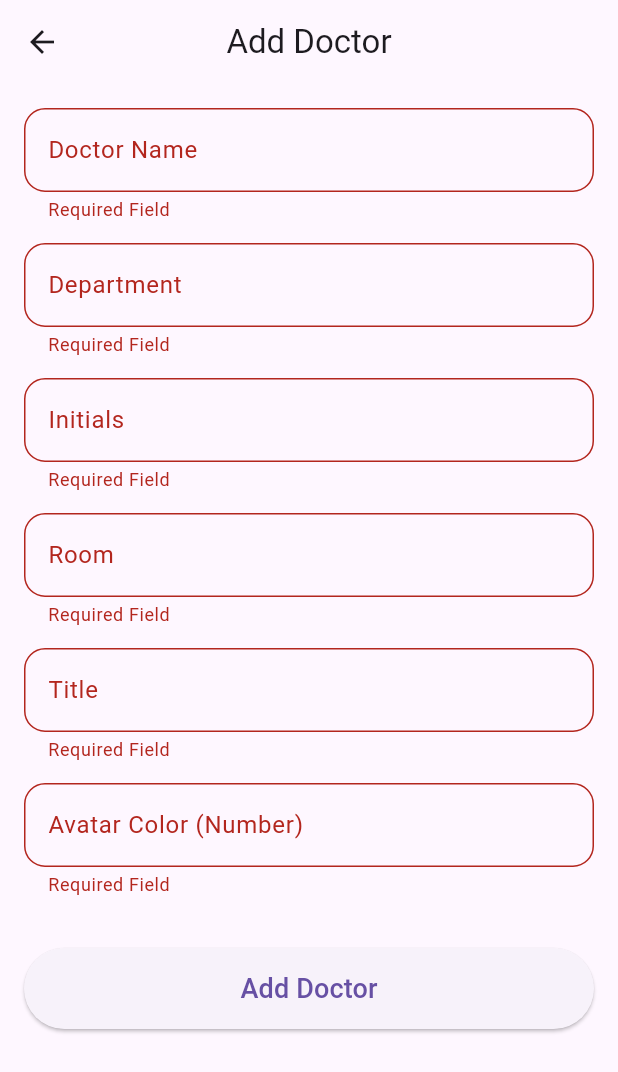
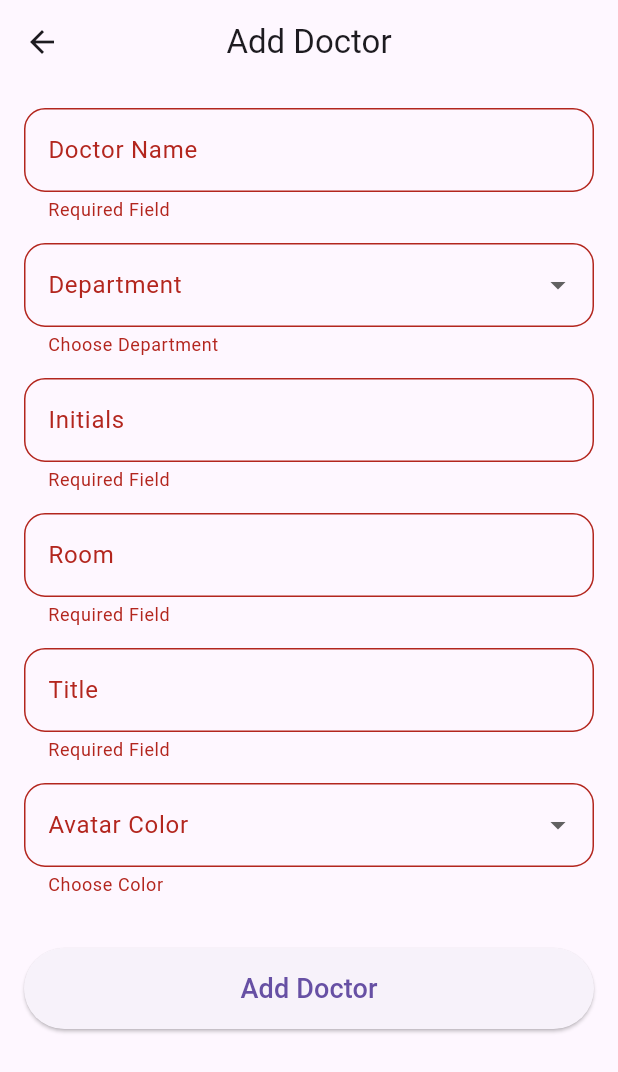
Before and after one commit to mohamed-Ihab55/campus_ai, a Flutter app: the DashboardScreen screen opened by its route, after a tap on "Add Doctor", on a phone screen of 412 x 824 dp. Shown: the top 1072 px of the screen. Run offline on Flutter 3.47's test engine with Material 3 defaults, Android fonts, the phone set to English and light mode, and no system bars; our stand-ins replace bloc, cloud_firestore, dio, equatable, firebase_core, flutter_bloc and 6 more; accounts and stored records are empty.

Commit message:
edit avatar color of doctors
Co-authored-by: Copilot <copilot@github.com>

```diff
--- a/lib/features/dashboard_screen/presentation/view/dashboard_screen.dart
+++ b/lib/features/dashboard_screen/presentation/view/dashboard_screen.dart
@@ -16,16 +16,38 @@ class _DashboardScreenState extends State<DashboardScreen> {
   final _formKey = GlobalKey<FormState>();
 
   final TextEditingController nameController = TextEditingController();
-  final TextEditingController departmentController = TextEditingController();
+
   final TextEditingController initialsController = TextEditingController();
+
   final TextEditingController roomController = TextEditingController();
+
   final TextEditingController titleController = TextEditingController();
-  final TextEditingController avatarColorController = TextEditingController();
 
   bool isLoading = false;
 
+  String? selectedDepartment;
+  int? selectedColor;
+
+  final List<String> departments = [
+    "CS",
+    "Mathematics",
+    "Statistics",
+    "Physics",
+    "Chemistry",
+  ];
+
+  final Map<String, Color> avatarColors = {
+    "CS": const Color(0xFF2196F3),
+    "Mathematics": const Color(0xff000B58),
+    "Statistics": const Color(0xFFE91E63),
+    "Physics": const Color(0xff006A67),
+    "Chemistry": const Color(0xffFF9F00),
+  };
+
   Future<void> addDoctor() async {
-    if (!_formKey.currentState!.validate()) return;
+    if (!_formKey.currentState!.validate()) {
+      return;
+    }
 
     setState(() {
       isLoading = true;
@@ -34,11 +56,11 @@ class _DashboardScreenState extends State<DashboardScreen> {
     try {
       await doctors.add({
         'name': nameController.text.trim(),
-        'department': departmentController.text.trim(),
+        'department': selectedDepartment,
         'initials': initialsController.text.trim(),
         'room': roomController.text.trim(),
         'title': titleController.text.trim(),
-        'avatarColor': int.parse(avatarColorController.text.trim()),
+        'avatarColor': selectedColor,
       });
 
       ScaffoldMessenger.of(context).showSnackBar(
@@ -46,11 +68,14 @@ class _DashboardScreenState extends State<DashboardScreen> {
       );
 
       nameController.clear();
-      departmentController.clear();
       initialsController.clear();
       roomController.clear();
       titleController.clear();
-      avatarColorController.clear();
+
+      setState(() {
+        selectedDepartment = null;
+        selectedColor = null;
+      });
     } catch (e) {
       ScaffoldMessenger.of(
         context,
@@ -65,13 +90,11 @@ class _DashboardScreenState extends State<DashboardScreen> {
   Widget buildField({
     required String label,
     required TextEditingController controller,
-    TextInputType type = TextInputType.text,
   }) {
     return Padding(
       padding: const EdgeInsets.only(bottom: 14),
       child: TextFormField(
         controller: controller,
-        keyboardType: type,
         validator: (value) {
           if (value == null || value.trim().isEmpty) {
             return "Required Field";
@@ -86,14 +109,78 @@ class _DashboardScreenState extends State<DashboardScreen> {
     );
   }
 
+  Widget buildDropdownDepartment() {
+    return Padding(
+      padding: const EdgeInsets.only(bottom: 14),
+      child: DropdownButtonFormField<String>(
+        value: selectedDepartment, // ✅ بدل initialValue
+        decoration: InputDecoration(
+          labelText: "Department",
+          border: OutlineInputBorder(borderRadius: BorderRadius.circular(14)),
+        ),
+        items: departments.map((dept) {
+          return DropdownMenuItem<String>(value: dept, child: Text(dept));
+        }).toList(),
+        onChanged: (value) {
+          setState(() {
+            selectedDepartment = value;
+
+            // ✅ يحدد اللون تلقائيًا
+            selectedColor = avatarColors[value]?.toARGB32();
+          });
+        },
+        validator: (value) {
+          if (value == null) {
+            return "Choose Department";
+          }
+          return null;
+        },
+      ),
+    );
+  }
+
+  Widget buildDropdownColor() {
+    return Padding(
+      padding: const EdgeInsets.only(bottom: 14),
+      child: DropdownButtonFormField<int>(
+        value: selectedColor, // ✅ بدل initialValue
+        decoration: InputDecoration(
+          labelText: "Avatar Color",
+          border: OutlineInputBorder(borderRadius: BorderRadius.circular(14)),
+        ),
+        items: avatarColors.entries.map((entry) {
+          return DropdownMenuItem<int>(
+            value: entry.value.toARGB32(),
+            child: Row(
+              children: [
+                CircleAvatar(radius: 8, backgroundColor: entry.value),
+                const SizedBox(width: 10),
+                Text(entry.key),
+              ],
+            ),
+          );
+        }).toList(),
+        onChanged: (value) {
+          setState(() {
+            selectedColor = value;
+          });
+        },
+        validator: (value) {
+          if (value == null) {
+            return "Choose Color";
+          }
+          return null;
+        },
+      ),
+    );
+  }
+
   @override
   void dispose() {
     nameController.dispose();
-    departmentController.dispose();
     initialsController.dispose();
     roomController.dispose();
     titleController.dispose();
-    avatarColorController.dispose();
     super.dispose();
   }
 
@@ -108,15 +195,11 @@ class _DashboardScreenState extends State<DashboardScreen> {
           child: ListView(
             children: [
               buildField(label: "Doctor Name", controller: nameController),
-              buildField(label: "Department", controller: departmentController),
+              buildDropdownDepartment(),
               buildField(label: "Initials", controller: initialsController),
               buildField(label: "Room", controller: roomController),
               buildField(label: "Title", controller: titleController),
-              buildField(
-                label: "Avatar Color (Number)",
-                controller: avatarColorController,
-                type: TextInputType.number,
-              ),
+              buildDropdownColor(),
               const SizedBox(height: 20),
               ElevatedButton(
                 onPressed: isLoading ? null : addDoctor,
--- a/lib/main.dart
+++ b/lib/main.dart
@@ -1,6 +1,7 @@
 import 'package:campus_ai/app.dart';
 import 'package:campus_ai/core/utils/constants.dart';
 import 'package:campus_ai/features/dashboard_screen/presentation/view/dashboard_screen.dart';
+import 'package:campus_ai/features/dashboard_screen/presentation/widgets/edit_avatarcolor_Screen.dart';
 import 'package:campus_ai/features/departments_feature/presentation/view/departments_screen.dart';
 import 'package:campus_ai/features/doctors_feature/presentation/view/doctors_screen.dart';
 import 'package:campus_ai/features/gpa_feature/presentation/view/gpa_calculator_screen.dart';
@@ -40,6 +41,7 @@ class AICampusGuideApp extends StatelessWidget {
         '/department': (context) => const DepartmentsScreen(),
         '/labs': (context) => const LabsScreen(),
         '/dashboard': (context) => const DashboardScreen(),
+        // '/edit-avatar-colors': (context) => const EditAvatarColorScreen(),
       },
       title: AppConstants.appName,
       debugShowCheckedModeBanner: false,
```
Also changed, not shown: lib/features/dashboard_screen/data/service/write_data_firebase.dart (deleted, +0 -45 lines), lib/features/dashboard_screen/presentation/widgets/edit_avatarcolor_Screen.dart (added, +143 -0 lines), lib/features/home_feature/presentation/view/home_screen.dart (+9 -0 lines).
